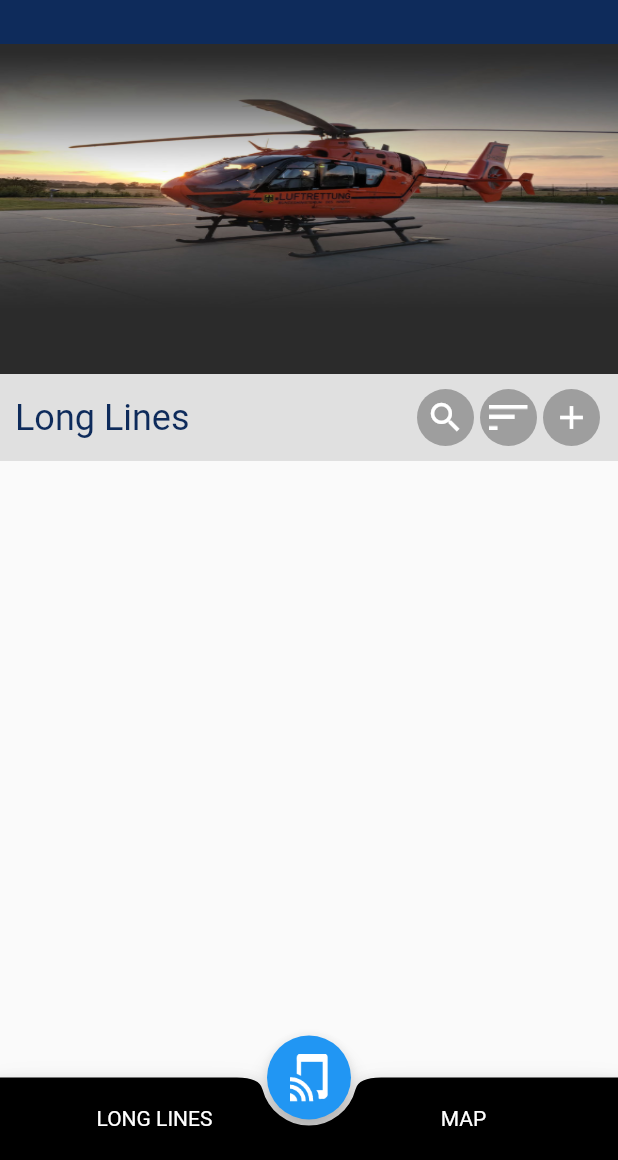
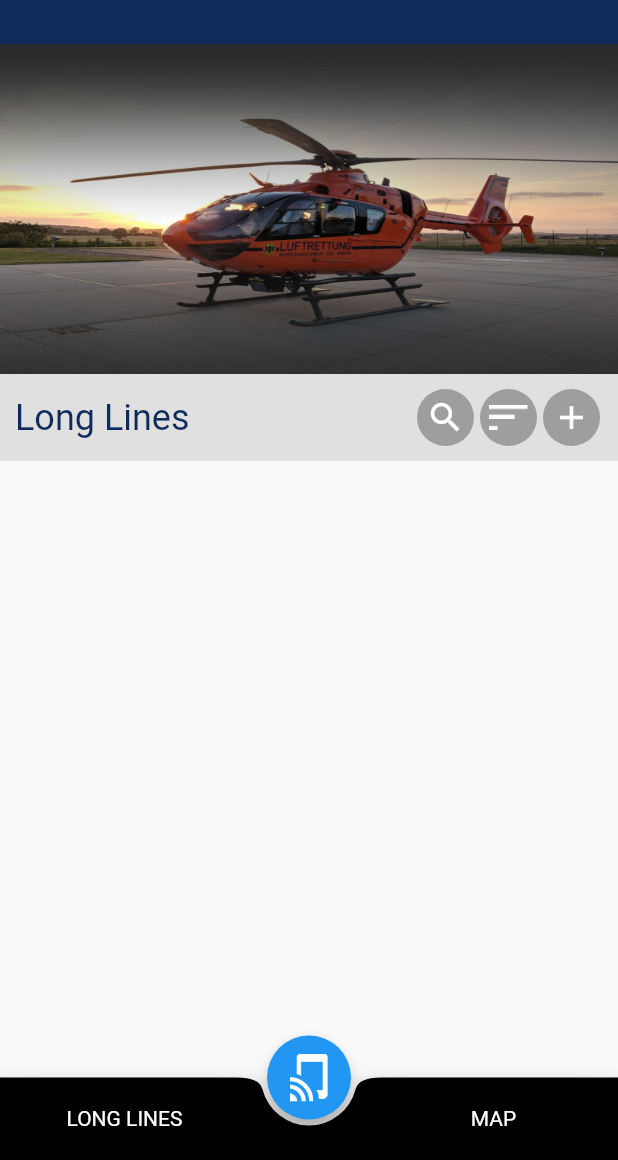
Before and after one commit to Daxesh-Italiya/aerotec-app-main, a Flutter app: the screen it shows once a user with an empty profile is signed in, on a phone screen of 412 x 824 dp, the part 76-1236 px from its top. Run offline on Flutter 3.47's test engine with Material 2 defaults, Android fonts, the phone set to English and light mode, and no system bars; our stand-ins replace cloud_firestore, datetime_picker_formfield, firebase_auth, firebase_core, firebase_storage, fluttertoast and 5 more; missing offline and left inert: camera_camera; accounts and stored records are empty.

Commit message:
Padding update

```diff
--- a/lib/screens/authentication/login.dart
+++ b/lib/screens/authentication/login.dart
@@ -87,8 +87,7 @@ class _LoginScreenState extends State<LoginScreen> {
                       obscureText: false,
                       initialValue: email,
                       onChanged: (val) => setState(() => email = val),
-                      validator: (val) =>
-                          !isEmail(val) ? 'Invalid Email' : null,
+                      validator: (val) => !isEmail(val) ? 'Invalid Email' : null,
                       labelText: 'Email Address',
                     ),
                     SizedBox(
--- a/lib/screens/main_tabbar/main_tabbar.dart
+++ b/lib/screens/main_tabbar/main_tabbar.dart
@@ -44,6 +44,13 @@ class _MainTabbarState extends State<MainTabbar> {
                     ),
                   ),
                 ),
+                Padding(
+                  padding: const EdgeInsets.only(
+                    left: 40,
+                    top: 20,
+                    right: 40,
+                    bottom: 20,
+                  ),),
                 Expanded(
                   child: Container(
                     height: 55,
```
Also changed, not shown: images/background.jpg.
